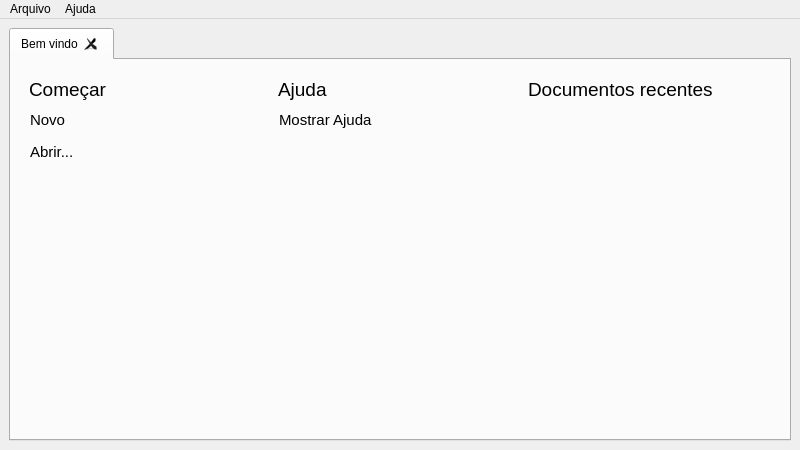
carlosebmachado/adjacency-graph, file src/mainwindow.ui: the form before one commit.
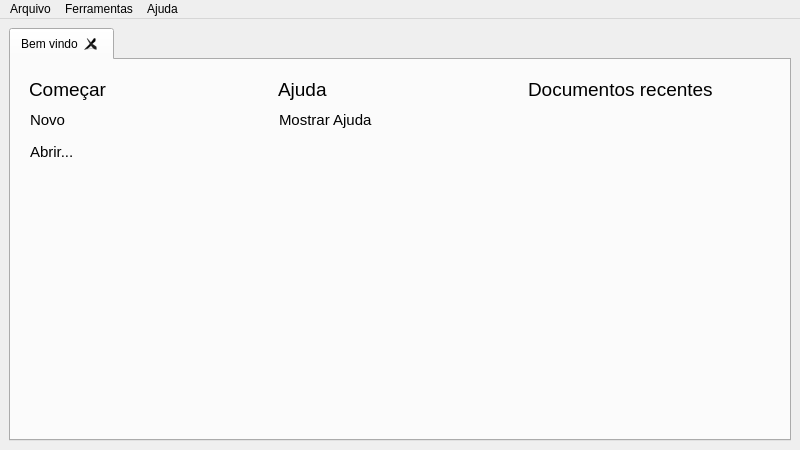
The form after the commit.

```diff
--- a/src/mainwindow.ui
+++ b/src/mainwindow.ui
@@ -242,7 +242,14 @@
     <addaction name="actionShowHelp"/>
     <addaction name="actionAboutQT"/>
    </widget>
+   <widget class="QMenu" name="menuFerramentas">
+    <property name="title">
+     <string>Ferramentas</string>
+    </property>
+    <addaction name="actionCritiPath"/>
+   </widget>
    <addaction name="menuFile"/>
+   <addaction name="menuFerramentas"/>
    <addaction name="menuAjuda"/>
   </widget>
   <action name="actionNew">
```
Left out of the diff: 5 changed lines with no effect on the pictures.
